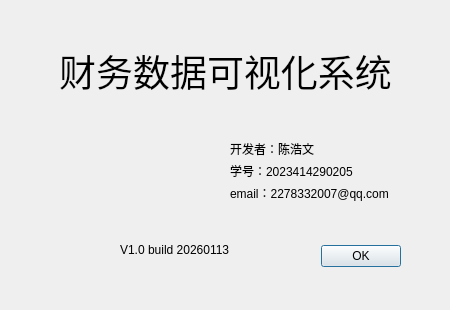
Above: aboutdialog.ui from Carlo-Chan/FinanceManager before the change. Below: the same form after it.
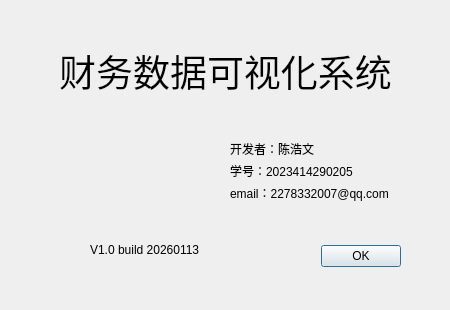
That is the form after the change. Icons and pictures are not drawn.

What changed in the file:
```diff
--- a/aboutdialog.ui
+++ b/aboutdialog.ui
@@ -49,9 +49,9 @@
   <widget class="QLabel" name="label_6">
    <property name="geometry">
     <rect>
-     <x>120</x>
+     <x>90</x>
      <y>240</y>
-     <width>141</width>
+     <width>171</width>
      <height>20</height>
     </rect>
    </property>
```
Left out of the diff: 16 changed lines with no effect on the pictures.
